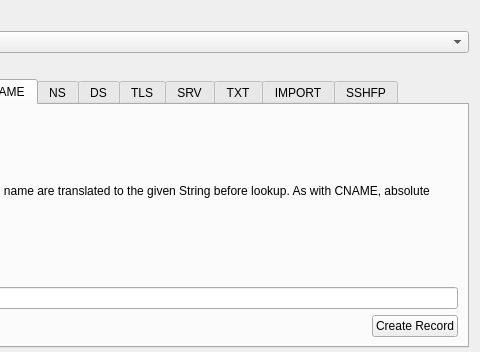
Before: the Qt Designer form src/qt/forms/dnsdialog.ui in brandonrobertz/namecoin-core, drawn with Qt 5; both pictures show x 212 to 692 and y 0 to 352 of the 692 by 635 pixel window.
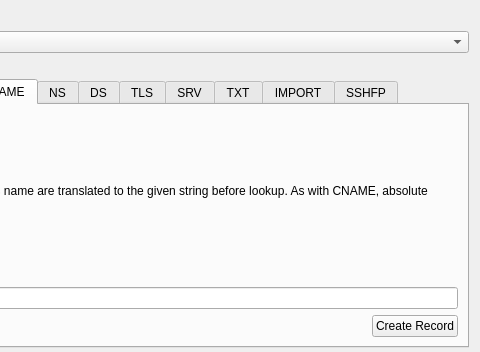
After: the same form once the commit is applied. The open tabs and pages were chosen to show the change. Custom widgets are drawn as their Qt base class.

Commit message: title and description typo fix

```diff
--- a/src/qt/forms/dnsdialog.ui
+++ b/src/qt/forms/dnsdialog.ui
@@ -358,7 +358,7 @@
        <item>
         <widget class="QLabel" name="labelDNAMEDesc">
          <property name="text">
-          <string>Specifies that all subdomains of this name are translated to the given String before lookup. As with CNAME, absolute domain names end with a dot (.).</string>
+          <string>Specifies that all subdomains of this name are translated to the given string before lookup. As with CNAME, absolute domain names end with a dot (.).</string>
          </property>
          <property name="wordWrap">
           <bool>true</bool>
```
Left out of the diff: 2 changed lines with no effect on the pictures.
